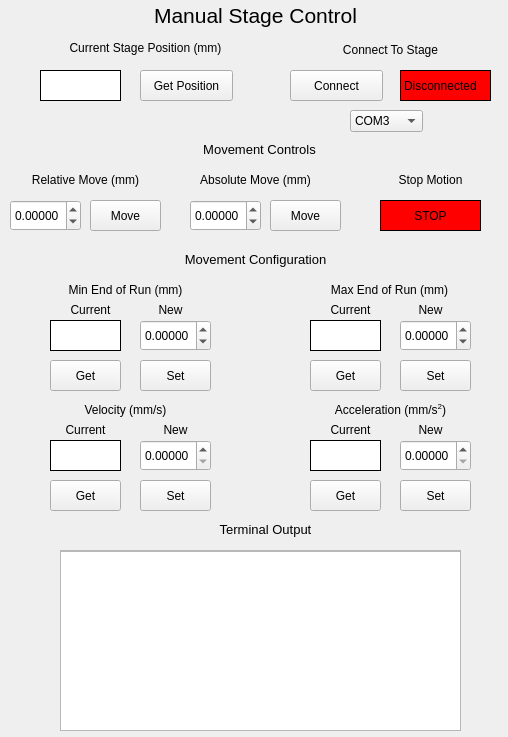
TimSamuelsen/CLIP3DPrinterGUI, file src/manualstagecontrol.ui: the form before one commit.
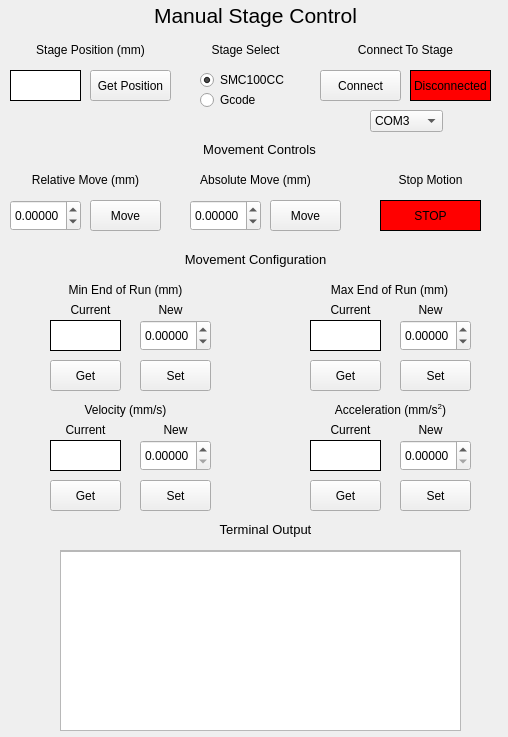
The form after the commit.

```diff
--- a/src/manualstagecontrol.ui
+++ b/src/manualstagecontrol.ui
@@ -102,14 +102,14 @@
   <widget class="QLabel" name="CurrentStagePosition">
    <property name="geometry">
     <rect>
-     <x>0</x>
+     <x>10</x>
      <y>40</y>
-     <width>291</width>
-     <height>16</height>
+     <width>161</width>
+     <height>20</height>
     </rect>
    </property>
    <property name="text">
-    <string>&lt;html&gt;&lt;head/&gt;&lt;body&gt;&lt;p align=&quot;center&quot;&gt;&lt;span style=&quot; font-size:9pt;&quot;&gt;Current Stage Position (mm)&lt;/span&gt;&lt;/p&gt;&lt;/body&gt;&lt;/html&gt;</string>
+    <string>&lt;html&gt;&lt;head/&gt;&lt;body&gt;&lt;p align=&quot;center&quot;&gt;&lt;span style=&quot; font-size:9pt;&quot;&gt;Stage Position (mm)&lt;/span&gt;&lt;/p&gt;&lt;/body&gt;&lt;/html&gt;</string>
    </property>
   </widget>
   <widget class="QPushButton" name="SetAcceleration">
@@ -469,9 +469,9 @@
   <widget class="QLabel" name="CurrentPositionIndicator">
    <property name="geometry">
     <rect>
-     <x>40</x>
+     <x>10</x>
      <y>70</y>
-     <width>81</width>
+     <width>71</width>
      <height>31</height>
     </rect>
    </property>
@@ -574,9 +574,9 @@
   <widget class="QPushButton" name="GetPosition">
    <property name="geometry">
     <rect>
-     <x>140</x>
+     <x>90</x>
      <y>70</y>
-     <width>93</width>
+     <width>81</width>
      <height>31</height>
     </rect>
    </property>
@@ -587,9 +587,9 @@
   <widget class="QPushButton" name="ConnectButton">
    <property name="geometry">
     <rect>
-     <x>290</x>
+     <x>320</x>
      <y>70</y>
-     <width>93</width>
+     <width>81</width>
      <height>31</height>
     </rect>
    </property>
@@ -600,9 +600,9 @@
   <widget class="QLabel" name="label_19">
    <property name="geometry">
     <rect>
-     <x>280</x>
+     <x>320</x>
      <y>40</y>
-     <width>221</width>
+     <width>171</width>
      <height>20</height>
     </rect>
    </property>
@@ -665,9 +665,9 @@
   <widget class="QLabel" name="ConnectionIndicator">
    <property name="geometry">
     <rect>
-     <x>400</x>
+     <x>410</x>
      <y>70</y>
-     <width>91</width>
+     <width>81</width>
      <height>31</height>
     </rect>
    </property>
@@ -724,7 +724,7 @@
   <widget class="QComboBox" name="COMPortSelect">
    <property name="geometry">
     <rect>
-     <x>350</x>
+     <x>370</x>
      <y>110</y>
      <width>73</width>
      <height>22</height>
@@ -761,6 +761,48 @@
     </property>
    </item>
   </widget>
+  <widget class="QLabel" name="label_18">
+   <property name="geometry">
+    <rect>
+     <x>190</x>
+     <y>40</y>
+     <width>111</width>
+     <height>21</height>
+    </rect>
+   </property>
+   <property name="text">
+    <string>&lt;html&gt;&lt;head/&gt;&lt;body&gt;&lt;p align=&quot;center&quot;&gt;&lt;span style=&quot; font-size:9pt;&quot;&gt;Stage Select&lt;/span&gt;&lt;/p&gt;&lt;/body&gt;&lt;/html&gt;</string>
+   </property>
+  </widget>
+  <widget class="QRadioButton" name="SMCSelect">
+   <property name="geometry">
+    <rect>
+     <x>200</x>
+     <y>70</y>
+     <width>95</width>
+     <height>20</height>
+    </rect>
+   </property>
+   <property name="text">
+    <string>SMC100CC</string>
+   </property>
+   <property name="checked">
+    <bool>true</bool>
+   </property>
+  </widget>
+  <widget class="QRadioButton" name="GcodeSelect">
+   <property name="geometry">
+    <rect>
+     <x>200</x>
+     <y>90</y>
+     <width>95</width>
+     <height>20</height>
+    </rect>
+   </property>
+   <property name="text">
+    <string>Gcode</string>
+   </property>
+  </widget>
  </widget>
  <resources/>
  <connections/>
```
